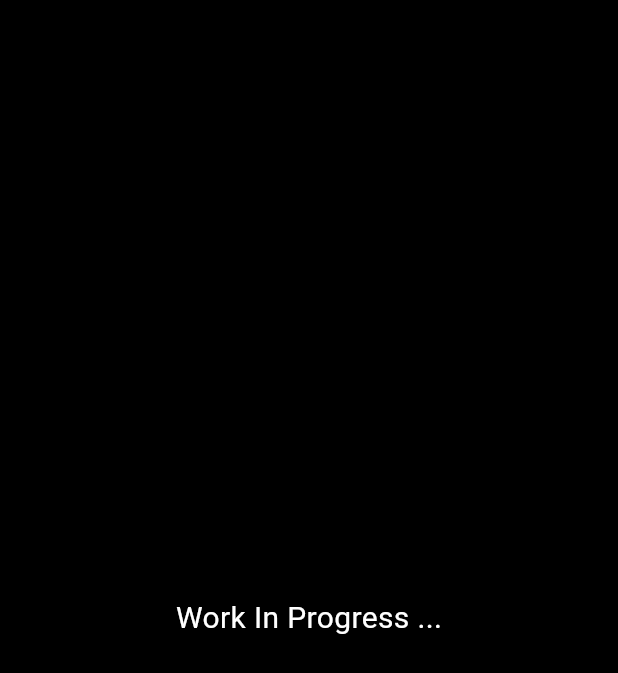
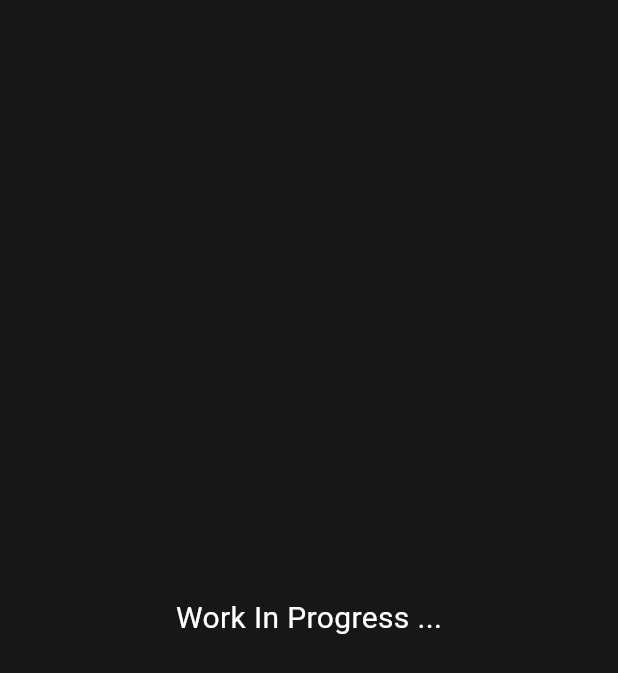
Before and after one commit to ShankarKakumani/ShankarKakumani, a Flutter app: the screen it shows after launch, on a phone screen of 412 x 824 dp. Shown: the top 673 px of the screen. Run offline on Flutter 3.47's test engine with Material 2 defaults, Android fonts, the phone set to English and light mode, and no system bars; our stand-ins replace url_strategy.

```diff
--- a/lib/main.dart
+++ b/lib/main.dart
@@ -1,4 +1,5 @@
 import 'package:flutter/material.dart';
+import 'package:shankar_kakumani/presentation/manager/color_manager.dart';
 import 'package:shankar_kakumani/presentation/views/work_in_porgress_screen.dart';
 import 'package:url_strategy/url_strategy.dart';
 
@@ -15,7 +16,9 @@ class MyApp extends StatelessWidget {
   Widget build(BuildContext context) {
     return MaterialApp(
       theme: ThemeData(
-        colorScheme: ColorScheme.fromSeed(seedColor: Colors.deepPurple),
+        colorScheme: ColorScheme.fromSeed(
+          seedColor: ColorManager.backgroundColor,
+        ),
         useMaterial3: true,
       ),
       home: const WorkInProgressScreen(),
--- /dev/null
+++ b/lib/presentation/manager/color_manager.dart
@@ -0,0 +1,5 @@
+import 'dart:ui';
+
+class ColorManager {
+ static const Color backgroundColor = Color(0xFF171717);
+}
--- a/lib/presentation/views/work_in_porgress_screen.dart
+++ b/lib/presentation/views/work_in_porgress_screen.dart
@@ -1,4 +1,5 @@
 import 'package:flutter/material.dart';
+import 'package:shankar_kakumani/presentation/manager/color_manager.dart';
 
 class WorkInProgressScreen extends StatelessWidget {
   const WorkInProgressScreen({super.key});
@@ -6,9 +7,12 @@ class WorkInProgressScreen extends StatelessWidget {
   @override
   Widget build(BuildContext context) {
     return const Scaffold(
-      backgroundColor: Colors.black,
+      backgroundColor: ColorManager.backgroundColor,
       body: Center(
-        child: Text('Work In Progress ...', style: TextStyle(color: Colors.white, fontSize: 20),),
+        child: Text(
+          'Work In Progress ...',
+          style: TextStyle(color: Colors.white, fontSize: 20),
+        ),
       ),
     );
   }
```
Also changed, not shown: 3 other files.
